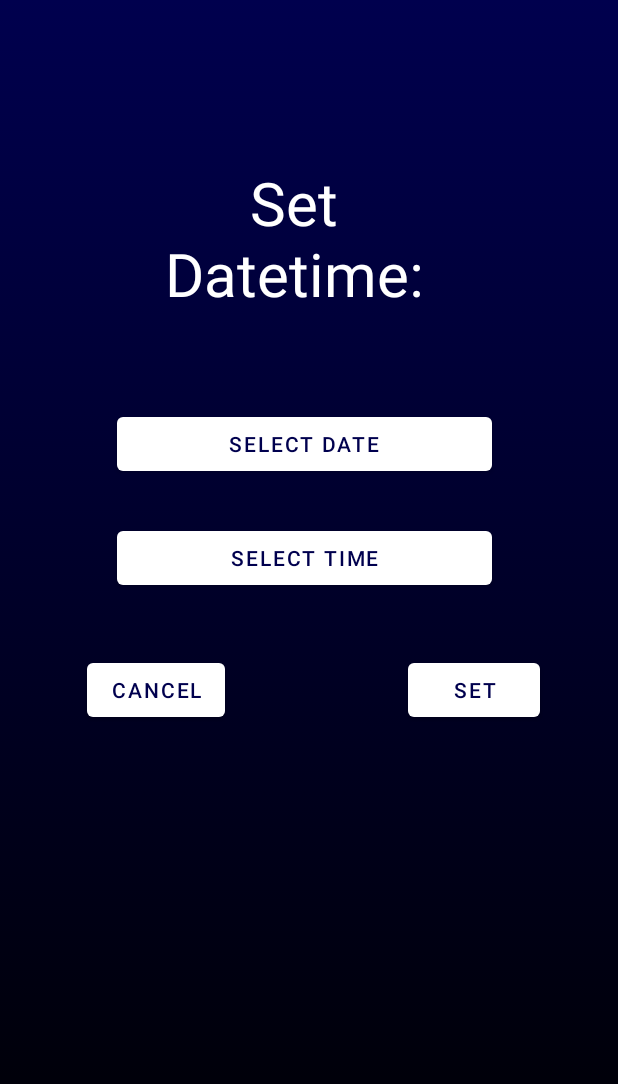
After one commit to lindaf3/IntegratedNightstandKotlin, an Android app: the layout fragment_custom_dialog.xml on its own in the app's theme, with its tools: preview values and no code run, on a phone screen of 412 x 824 dp. The commit adds this screen. Shown: the top 1084 px of the screen. Run offline under Robolectric (Android 15) with nearby library versions, the phone set to English and light mode, and no system bars.

Commit message:
first draft of custom dialogs

```diff
--- /dev/null
+++ b/app/src/main/res/layout/fragment_custom_dialog.xml
@@ -0,0 +1,89 @@
+<?xml version="1.0" encoding="utf-8"?>
+<androidx.constraintlayout.widget.ConstraintLayout xmlns:android="http://schemas.android.com/apk/res/android"
+    xmlns:app="http://schemas.android.com/apk/res-auto"
+    xmlns:tools="http://schemas.android.com/tools"
+    android:layout_width="match_parent"
+    android:layout_height="match_parent"
+    android:background="@drawable/gradient_bg">
+
+    <TextView
+        android:id="@+id/datetimePickerHeading"
+        android:layout_width="237dp"
+        android:layout_height="136dp"
+        android:layout_alignParentStart="true"
+        android:layout_alignParentTop="true"
+        android:layout_centerInParent="true"
+        android:layout_marginStart="77dp"
+        android:layout_marginTop="108dp"
+        android:layout_marginEnd="84dp"
+        android:text="@string/set_datetime"
+        android:textAlignment="center"
+        android:textColor="@color/white"
+        android:textSize="40sp"
+        app:layout_constraintEnd_toEndOf="parent"
+        app:layout_constraintHorizontal_bias="0.0"
+        app:layout_constraintStart_toStartOf="parent"
+        app:layout_constraintTop_toTopOf="parent" />
+
+    <Button
+        android:id="@+id/dateSelector"
+        style="?android:alertDialogStyle"
+        android:layout_width="250dp"
+        android:layout_height="wrap_content"
+        android:layout_alignParentTop="true"
+        android:layout_centerHorizontal="true"
+        android:layout_marginStart="77dp"
+        android:layout_marginTop="28dp"
+        android:layout_marginEnd="84dp"
+        android:text="@string/select_date"
+        app:layout_constraintEnd_toEndOf="parent"
+        app:layout_constraintStart_toStartOf="parent"
+        app:layout_constraintTop_toBottomOf="@+id/datetimePickerHeading" />
+
+    <Button
+        android:id="@+id/timeSelector"
+        style="?android:alertDialogStyle"
+        android:layout_width="250dp"
+        android:layout_height="wrap_content"
+        android:layout_alignParentTop="true"
+        android:layout_centerInParent="true"
+        android:layout_marginStart="77dp"
+        android:layout_marginTop="104dp"
+        android:layout_marginEnd="84dp"
+        android:text="@string/select_time"
+        app:layout_constraintEnd_toEndOf="parent"
+        app:layout_constraintStart_toStartOf="parent"
+        app:layout_constraintTop_toBottomOf="@+id/datetimePickerHeading" />
+
+    <Button
+        android:id="@+id/datetimePickerSet"
+        android:layout_width="wrap_content"
+        android:layout_height="wrap_content"
+        android:layout_alignParentEnd="true"
+        android:layout_alignParentBottom="true"
+        android:layout_centerHorizontal="true"
+        android:layout_marginTop="40dp"
+        android:layout_marginEnd="52dp"
+        android:text="@string/set"
+        app:layout_constraintEnd_toEndOf="parent"
+        app:layout_constraintTop_toBottomOf="@+id/timeSelector" />
+
+    <Button
+        android:id="@+id/datetimePickerCancel"
+        android:layout_width="wrap_content"
+        android:layout_height="wrap_content"
+        android:layout_alignParentStart="true"
+        android:layout_alignParentTop="true"
+        android:layout_centerInParent="true"
+        android:layout_marginStart="32dp"
+        android:layout_marginTop="40dp"
+        android:layout_marginBottom="212dp"
+        android:text="@string/cancel"
+        app:layout_constraintBottom_toBottomOf="parent"
+        app:layout_constraintEnd_toStartOf="@+id/datetimePickerSet"
+        app:layout_constraintHorizontal_bias="0.174"
+        app:layout_constraintStart_toStartOf="parent"
+        app:layout_constraintTop_toBottomOf="@+id/timeSelector"
+        app:layout_constraintVertical_bias="0.0" />
+
+</androidx.constraintlayout.widget.ConstraintLayout>
--- a/app/src/main/res/values/strings.xml
+++ b/app/src/main/res/values/strings.xml
@@ -20,5 +20,9 @@
     <string name="time_end">Time End</string>
     <string name="date">Date</string>
     <string name="load">load</string>
+    <string name="select_date">Select Date</string>
+    <string name="select_time">Select Time</string>
+    <string name="cancel">Cancel</string>
+    <string name="set_datetime">Set Datetime:</string>
 
 </resources>
```
Also changed, not shown: app/src/main/java/com/example/myapplication/AlarmClock.kt (+8 -0 lines), app/src/main/java/com/example/myapplication/DatetimePickerFragment.kt (added, +134 -0 lines), app/src/main/java/com/example/myapplication/ViewDataFragment.kt (+49 -20 lines), app/src/main/res/layout/fragment_view_data.xml (+10 -0 lines).
